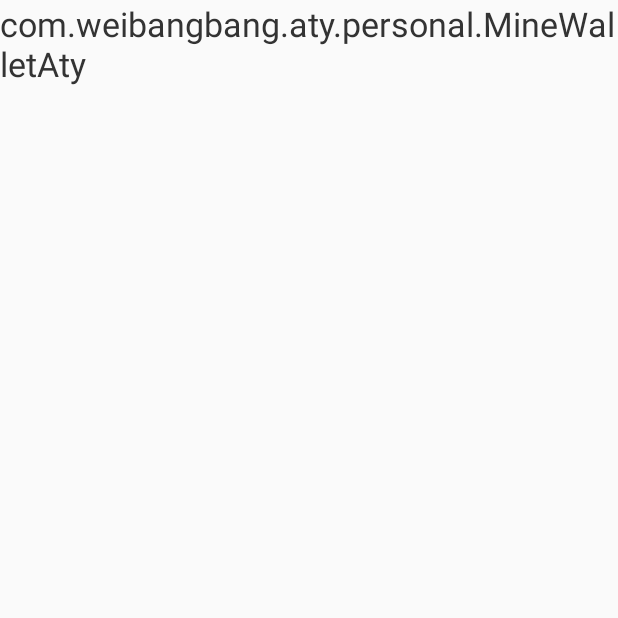
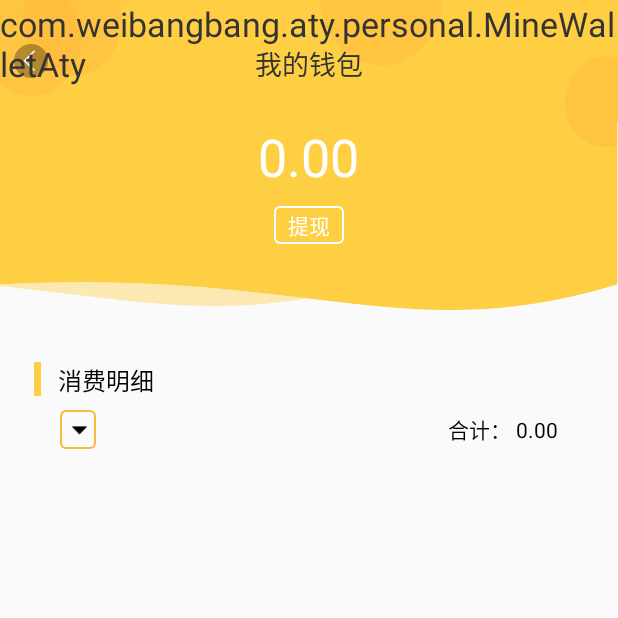
Before and after one commit to zyf19930419/baping, an Android app: the MineWalletAty screen opened directly, with no data from a screen before it, on a phone screen of 412 x 824 dp, the top half of it. Run offline under Robolectric (Android 15) with nearby library versions, the phone set to English and light mode, and no system bars; libraries missing offline, so code that uses them is left out: com.mob; pictures from the network do not load.

Commit message:
搭建我的钱包界面，暂未实现接口和Adapter

```diff
--- a/app/src/main/java/com/weibangbang/aty/LoginAty.java
+++ b/app/src/main/java/com/weibangbang/aty/LoginAty.java
@@ -1,7 +1,6 @@
 package com.weibangbang.aty;
 
 import android.content.Intent;
-import android.graphics.Color;
 import android.os.CountDownTimer;
 import android.view.View;
 import android.widget.EditText;
--- a/app/src/main/java/com/weibangbang/aty/personal/MineWalletAty.java
+++ b/app/src/main/java/com/weibangbang/aty/personal/MineWalletAty.java
@@ -1,5 +1,11 @@
 package com.weibangbang.aty.personal;
 
+import android.view.View;
+import android.widget.ImageView;
+import android.widget.ListView;
+import android.widget.TextView;
+
+import com.weibangbang.R;
 import com.weibangbang.base.BaseActivity;
 
 /**
@@ -7,19 +13,48 @@ import com.weibangbang.base.BaseActivity;
  * 创建时间：2018/9/29 9:37
  * 功能描述：我的钱包
  */
-public class MineWalletAty extends BaseActivity {
+public class MineWalletAty extends BaseActivity implements View.OnClickListener {
+
+    private ImageView back_img; // 返回按钮
+    private TextView txt_title; // 标题栏
+    private TextView mineWallet_balance_tv; // 余额
+    private TextView mineWallet_withdraw_tv; // 提现
+    private TextView mineWallet_date_tv; // 日期
+    private TextView mineWallet_total_tv; // 合计
+    private ListView mineWallet_list_lv; // ListView
+
     @Override
     public int getLayoutId() {
-        return 0;
+        return R.layout.activity_mine_wallet;
     }
 
     @Override
     public void initView() {
+        back_img = findViewById(R.id.back_img); // 返回按钮
+        txt_title = findViewById(R.id.txt_title); // 标题栏
+        mineWallet_balance_tv = findViewById(R.id.mineWallet_balance_tv); // 余额
+        mineWallet_withdraw_tv = findViewById(R.id.mineWallet_withdraw_tv); // 提现
+        mineWallet_date_tv = findViewById(R.id.mineWallet_date_tv); // 日期
+        mineWallet_total_tv = findViewById(R.id.mineWallet_total_tv); // 合计
+        mineWallet_list_lv = findViewById(R.id.mineWallet_list_lv); // ListView
 
+        back_img.setOnClickListener(this);
+        back_img.setVisibility(View.VISIBLE);
+        mineWallet_withdraw_tv.setOnClickListener(this);
+        mineWallet_date_tv.setOnClickListener(this);
     }
 
     @Override
     public void initData() {
+        txt_title.setText(getResources().getString(R.string.mine_wallet));
+    }
 
+    @Override
+    public void onClick(View view) {
+        switch (view.getId()) {
+            case R.id.back_img:
+                this.finish();
+                break;
+        }
     }
 }
--- /dev/null
+++ b/app/src/main/res/drawable/mine_wallet_shape.xml
@@ -0,0 +1,7 @@
+<?xml version="1.0" encoding="utf-8"?>
+<shape xmlns:android="http://schemas.android.com/apk/res/android">
+    <stroke
+        android:width="1dp"
+        android:color="@color/login_btn_color" />
+    <corners android:radius="3dp" />
+</shape>
--- /dev/null
+++ b/app/src/main/res/drawable/white_shape.xml
@@ -0,0 +1,7 @@
+<?xml version="1.0" encoding="utf-8"?>
+<shape xmlns:android="http://schemas.android.com/apk/res/android">
+    <stroke
+        android:width="1dp"
+        android:color="@color/white" />
+    <corners android:radius="3dp" />
+</shape>
--- /dev/null
+++ b/app/src/main/res/layout/activity_mine_wallet.xml
@@ -0,0 +1,120 @@
+<?xml version="1.0" encoding="utf-8"?>
+<LinearLayout xmlns:android="http://schemas.android.com/apk/res/android"
+    xmlns:tools="http://schemas.android.com/tools"
+    android:layout_width="match_parent"
+    android:layout_height="match_parent"
+    android:orientation="vertical">
+
+    <include layout="@layout/layout_title" />
+
+    <LinearLayout
+        android:layout_width="match_parent"
+        android:layout_height="wrap_content"
+        android:background="@mipmap/icon_personal_bg"
+        android:orientation="vertical">
+
+        <TextView
+            android:id="@+id/mineWallet_balance_tv"
+            android:layout_width="wrap_content"
+            android:layout_height="wrap_content"
+            android:layout_gravity="center_horizontal"
+            android:text="0.00"
+            android:textColor="@color/white"
+            android:textSize="30sp" />
+
+        <TextView
+            android:id="@+id/mineWallet_withdraw_tv"
+            android:layout_width="wrap_content"
+            android:layout_height="wrap_content"
+            android:layout_gravity="center_horizontal"
+            android:layout_marginTop="8dp"
+            android:background="@drawable/white_shape"
+            android:paddingBottom="2dp"
+            android:paddingLeft="8dp"
+            android:paddingRight="8dp"
+            android:paddingTop="2dp"
+            android:text="@string/put_forward"
+            android:textColor="@color/white"
+            android:textSize="12sp" />
+    </LinearLayout>
+
+    <LinearLayout
+        android:layout_width="match_parent"
+        android:layout_height="20dp"
+        android:layout_marginTop="30dp"
+        android:orientation="horizontal">
+
+        <View
+            android:layout_width="4dp"
+            android:layout_height="match_parent"
+            android:layout_marginStart="20dp"
+            android:background="@color/bar_color" />
+
+        <TextView
+            android:layout_width="wrap_content"
+            android:layout_height="wrap_content"
+            android:layout_gravity="center"
+            android:layout_marginLeft="10dp"
+            android:text="@string/xiaofeimingxi"
+            android:textColor="@color/black" />
+    </LinearLayout>
+
+    <RelativeLayout
+        android:layout_width="match_parent"
+        android:layout_height="wrap_content"
+        android:layout_marginLeft="35dp"
+        android:layout_marginRight="35dp"
+        android:layout_marginTop="8dp">
+
+        <TextView
+            android:id="@+id/mineWallet_date_tv"
+            android:layout_width="wrap_content"
+            android:layout_height="wrap_content"
+            android:background="@drawable/mine_wallet_shape"
+            android:drawablePadding="2dp"
+            android:drawableRight="@mipmap/icon_down"
+            android:paddingBottom="3dp"
+            android:paddingLeft="5dp"
+            android:paddingRight="5dp"
+            android:paddingTop="3dp"
+            android:textColor="@color/black"
+            android:textSize="12sp"
+            tools:text="2018年09月" />
+
+        <LinearLayout
+            android:layout_width="wrap_content"
+            android:layout_height="wrap_content"
+            android:layout_alignParentRight="true"
+            android:layout_centerVertical="true"
+            android:orientation="horizontal">
+
+            <TextView
+                android:layout_width="wrap_content"
+                android:layout_height="wrap_content"
+                android:layout_marginRight="3dp"
+                android:text="@string/total"
+                android:textColor="@color/black"
+                android:textSize="12sp" />
+
+            <TextView
+                android:id="@+id/mineWallet_total_tv"
+                android:layout_width="wrap_content"
+                android:layout_height="wrap_content"
+                android:scrollbars="none"
+                android:text="0.00"
+                android:textColor="@color/black"
+                android:textSize="12sp" />
+        </LinearLayout>
+    </RelativeLayout>
+
+    <ListView
+        android:id="@+id/mineWallet_list_lv"
+        android:layout_width="match_parent"
+        android:layout_height="wrap_content"
+        android:layout_marginLeft="20dp"
+        android:layout_marginRight="20dp"
+        android:layout_marginTop="10dp"
+        android:elevation="3dp"
+        tools:listitem="@layout/item_mine_wallet" />
+
+</LinearLayout>
--- a/app/src/main/res/values/strings.xml
+++ b/app/src/main/res/values/strings.xml
@@ -146,4 +146,8 @@
     <string name="membership_tips1">我的一级会员列表</string>
     <string name="membership_tips2">我的二级会员列表</string>
     <string name="earns_commission">已赚佣金(元)</string>
+
+    <!--我的钱包-->
+    <string name="xiaofeimingxi">消费明细</string>
+    <string name="total">合计：</string>
 </resources>
```
Also changed, not shown: app/src/main/res/layout/item_mine_wallet.xml (added, +75 -0 lines), app/src/main/res/mipmap-xhdpi/icon_down.png (added).
